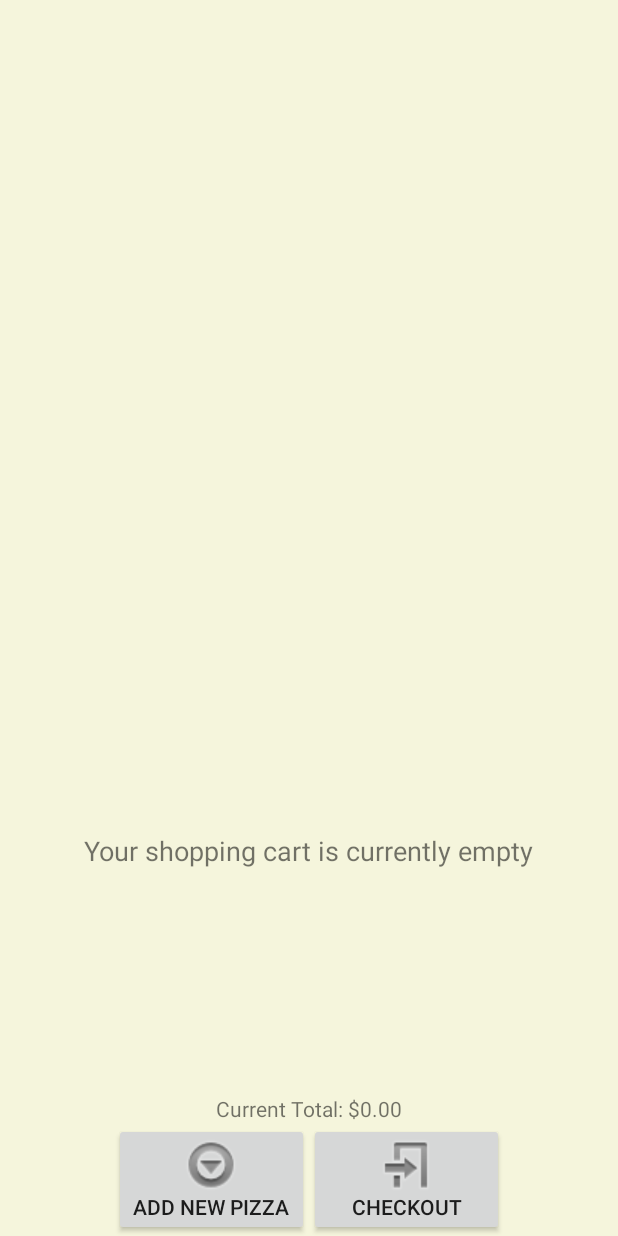
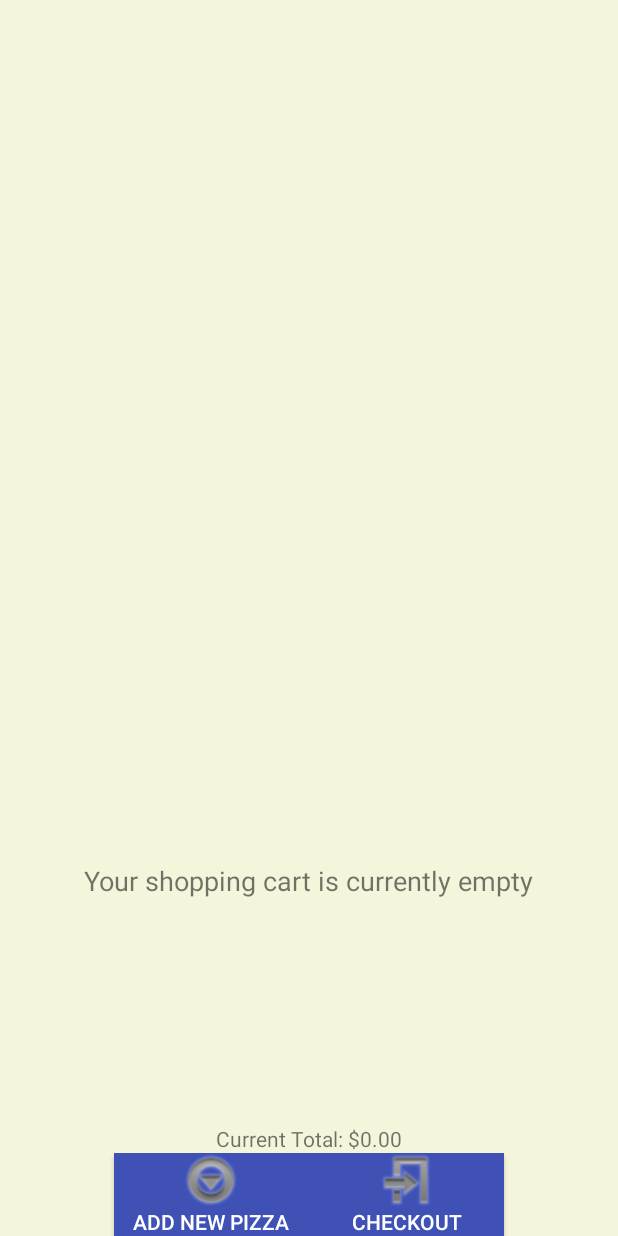
Before and after one commit to ChrisPTheCoder/PhuongLinhPham_DinKhiieuLanh_GroupProject, an Android app: the OrderPageActivity screen opened directly, with no data from a screen before it, on a phone screen of 412 x 824 dp. Run offline under Robolectric (Android 15) with nearby library versions, the phone set to English and light mode, and no system bars.

Commit message:
Change the main logo and change button color

```diff
--- a/app/src/main/AndroidManifest.xml
+++ b/app/src/main/AndroidManifest.xml
@@ -4,7 +4,7 @@
 
     <application
         android:allowBackup="true"
-        android:icon="@mipmap/ic_launcher"
+        android:icon="@drawable/icon"
         android:label="@string/app_name"
         android:roundIcon="@mipmap/ic_launcher_round"
         android:supportsRtl="true"
--- a/app/src/main/res/layout/activity_order_page.xml
+++ b/app/src/main/res/layout/activity_order_page.xml
@@ -42,11 +42,15 @@
                 android:layout_height="wrap_content"
                 android:layout_gravity="bottom"
                 android:drawableTop="@drawable/more"
+                android:background="@color/colorPrimary"
+                android:textColor="@color/colorText"
                 android:text="@string/new_pizza_label" />
             <Button
                 android:id="@+id/checkout_button"
                 android:layout_width="130dip"
                 android:layout_height="wrap_content"
+                android:background="@color/colorPrimary"
+                android:textColor="@color/colorText"
                 android:layout_gravity="bottom"
                 android:drawableTop="@drawable/exit"
                 android:text="@string/checkout_label" />
--- a/app/src/main/res/layout/activity_sign_up.xml
+++ b/app/src/main/res/layout/activity_sign_up.xml
@@ -56,6 +56,8 @@
         android:onClick="signUp"
         android:layout_width="match_parent"
         android:layout_height="wrap_content"
+        android:background="@color/colorPrimary"
+        android:textColor="@color/colorText"
         android:text="@string/signUp" />
 
 </LinearLayout>
--- a/app/src/main/res/values/colors.xml
+++ b/app/src/main/res/values/colors.xml
@@ -4,4 +4,5 @@
     <color name="colorPrimaryDark">#303F9F</color>
     <color name="colorAccent">#FF4081</color>
     <color name="background">#f5f5dc</color>
+    <color name="colorText">#FFFFFF</color>
 </resources>
```
Also changed, not shown: app/src/main/res/layout/activity_main.xml (+5 -2 lines).
